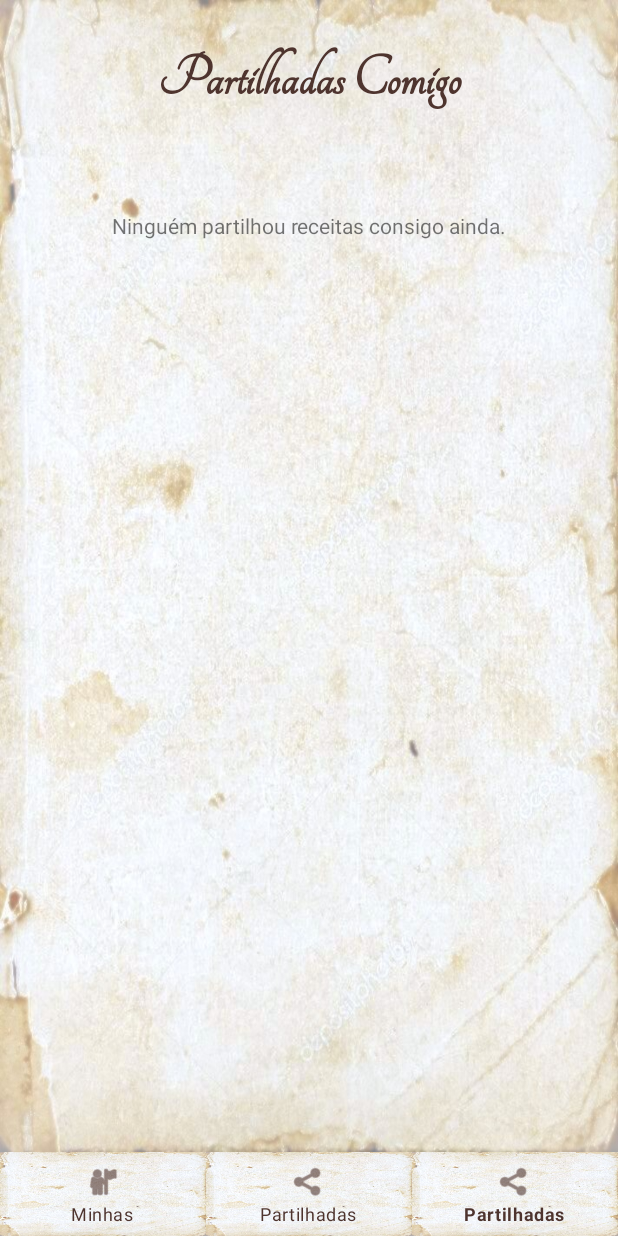
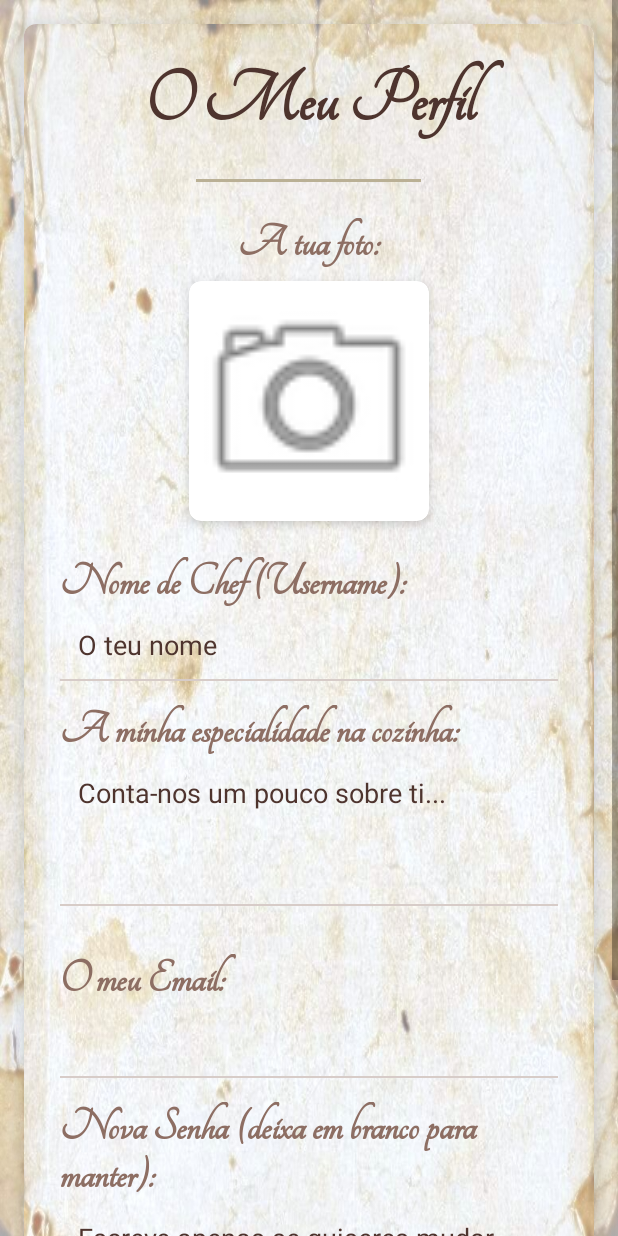
Before and after one commit to Vvatina/Receitas, an Android app: the screen it shows after launch once a user with an empty profile is signed in (MainActivity before the commit, ProfileActivity after it), item 3 of the bottom bar chosen, on a phone screen of 412 x 824 dp. Run offline under Robolectric (Android 15) with nearby library versions, the light colour scheme and no system bars; our stand-ins replace Firebase (no records; nobody signed in at launch, a user with empty details on screens opened directly).

Commit message:
criação da pagina perfil que permite visualizar e editar dados do utilizador. Também atualizei o layout do popup de partilhamento

```diff
--- a/app/build.gradle
+++ b/app/build.gradle
@@ -35,6 +35,7 @@ dependencies {
 
     implementation libs.appcompat
     implementation libs.material
+    implementation libs.firebase.storage
     testImplementation libs.junit
     androidTestImplementation libs.ext.junit
     androidTestImplementation libs.espresso.core
@@ -53,7 +54,7 @@ dependencies {
     implementation 'com.google.firebase:firebase-analytics'
     implementation 'com.google.firebase:firebase-auth'      // Login
     implementation 'com.google.firebase:firebase-firestore' // Base de dados
-
+    implementation("com.github.bumptech.glide:glide:4.16.0")
 
 
 }
--- a/app/src/main/AndroidManifest.xml
+++ b/app/src/main/AndroidManifest.xml
@@ -36,6 +36,9 @@
         <activity
             android:name=".RegisterActivity"
             android:exported="false" />
+
+        <activity android:name=".ProfileActivity"
+            android:exported="false" />
     </application>
     <uses-permission android:name="android.permission.WRITE_EXTERNAL_STORAGE"
         android:maxSdkVersion="28"/>
--- a/app/src/main/java/com/example/receitas/MainActivity.java
+++ b/app/src/main/java/com/example/receitas/MainActivity.java
@@ -14,9 +14,10 @@ public class MainActivity extends AppCompatActivity {
     @Override
     protected void onCreate(Bundle savedInstanceState) {
         super.onCreate(savedInstanceState);
-        setContentView(R.layout.activity_main); // Layout com BottomNav
-
-        if (getSupportActionBar() != null) getSupportActionBar().hide();
+        setContentView(R.layout.activity_main);
+        if (getSupportActionBar() != null) {
+            getSupportActionBar().hide();
+        }
 
         // Verifica login
         if (FirebaseAuth.getInstance().getCurrentUser() == null) {
@@ -27,15 +28,20 @@ public class MainActivity extends AppCompatActivity {
 
         BottomNavigationView bottomNav = findViewById(R.id.bottom_navigation);
 
-        // Listener do Menu
         bottomNav.setOnItemSelectedListener(item -> {
-            Fragment selectedFragment = null;
+            int itemId = item.getItemId();
+            Fragment selectedFragment = null; // Garantimos que começa vazio
 
-            int itemId = item.getItemId();
             if (itemId == R.id.nav_home) {
                 selectedFragment = new HomeFragment();
             } else if (itemId == R.id.nav_shared) {
                 selectedFragment = new SharedFragment();
+            } else if (itemId == R.id.nav_profile) {
+                Intent intent = new Intent(MainActivity.this, ProfileActivity.class);
+                startActivity(intent);
+
+
+                return false;
             }
 
             if (selectedFragment != null) {
@@ -43,10 +49,10 @@ public class MainActivity extends AppCompatActivity {
                         .replace(R.id.fragment_container, selectedFragment)
                         .commit();
             }
+
             return true;
         });
 
-        // Carrega o HomeFragment por padrão na primeira vez
         if (savedInstanceState == null) {
             getSupportFragmentManager().beginTransaction()
                     .replace(R.id.fragment_container, new HomeFragment())
--- /dev/null
+++ b/app/src/main/java/com/example/receitas/ProfileActivity.java
@@ -0,0 +1,186 @@
+package com.example.receitas;
+
+import android.content.Intent;
+import android.graphics.Bitmap;
+import android.graphics.BitmapFactory;
+import android.net.Uri;
+import android.os.Bundle;
+import android.util.Base64;
+import android.widget.Button;
+import android.widget.EditText;
+import android.widget.ImageView;
+import android.widget.Toast;
+
+import androidx.activity.result.ActivityResultLauncher;
+import androidx.activity.result.contract.ActivityResultContracts;
+import androidx.appcompat.app.AppCompatActivity;
+
+import com.google.firebase.auth.FirebaseAuth;
+import com.google.firebase.auth.FirebaseUser;
+import com.google.firebase.firestore.FirebaseFirestore;
+
+import java.io.ByteArrayOutputStream;
+import java.io.InputStream;
+import java.util.HashMap;
+import java.util.Map;
+
+public class ProfileActivity extends AppCompatActivity {
+
+    private EditText editUsername, editBio, editEmail, editPassword;
+    private ImageView imgProfile;
+    private Button btnGuardar;
+
+    private FirebaseAuth mAuth;
+    private FirebaseFirestore db;
+    private String currentUserId;
+
+    private Uri imagemSelecionadaUri = null;
+    private String imagemBase64Atual = "";
+
+    private final ActivityResultLauncher<Intent> escolherImagemLauncher = registerForActivityResult(
+            new ActivityResultContracts.StartActivityForResult(),
+            result -> {
+                if (result.getResultCode() == RESULT_OK && result.getData() != null) {
+                    imagemSelecionadaUri = result.getData().getData();
+                    if (imagemSelecionadaUri != null) {
+                        // ALTERAÇÃO 1: Carregar a imagem diretamente no ImageView (Quadrada)
+                        imgProfile.setImageURI(imagemSelecionadaUri);
+                        imgProfile.setPadding(0, 0, 0, 0);
+                        imgProfile.setColorFilter(null);
+                    }
+                }
+            });
+
+    @Override
+    protected void onCreate(Bundle savedInstanceState) {
+        super.onCreate(savedInstanceState);
+        setContentView(R.layout.activity_profile);
+
+        if (getSupportActionBar() != null) getSupportActionBar().hide();
+
+        mAuth = FirebaseAuth.getInstance();
+        db = FirebaseFirestore.getInstance();
+
+        editUsername = findViewById(R.id.editUsername);
+        editBio = findViewById(R.id.editBio);
+        editEmail = findViewById(R.id.editEmail);
+        editPassword = findViewById(R.id.editPassword);
+        imgProfile = findViewById(R.id.imgProfile);
+        btnGuardar = findViewById(R.id.btnSaveProfile);
+
+        FirebaseUser currentUser = mAuth.getCurrentUser();
+        if (currentUser != null) {
+            currentUserId = currentUser.getUid();
+            carregarDadosDoUtilizador(currentUser);
+        } else {
+            Toast.makeText(this, "Erro de sessão.", Toast.LENGTH_SHORT).show();
+            finish();
+            return;
+        }
+
+        imgProfile.setOnClickListener(v -> {
+            Intent intent = new Intent(Intent.ACTION_GET_CONTENT);
+            intent.setType("image/*");
+            escolherImagemLauncher.launch(intent);
+        });
+
+        btnGuardar.setOnClickListener(v -> guardarDados(currentUser));
+    }
+
+    private void carregarDadosDoUtilizador(FirebaseUser user) {
+        editEmail.setText(user.getEmail());
+
+        db.collection("users").document(currentUserId).get()
+                .addOnSuccessListener(documentSnapshot -> {
+                    if (documentSnapshot.exists()) {
+                        String nome = documentSnapshot.getString("username");
+                        String bio = documentSnapshot.getString("bio");
+                        imagemBase64Atual = documentSnapshot.getString("profileImageBase64");
+
+                        if (nome != null) editUsername.setText(nome);
+                        if (bio != null) editBio.setText(bio);
+
+                        if (imagemBase64Atual != null && !imagemBase64Atual.isEmpty()) {
+                            try {
+                                String textoLimpo = imagemBase64Atual.replaceAll("\\s+", "");
+                                byte[] imageByteArray = Base64.decode(textoLimpo, Base64.DEFAULT);
+                                Bitmap bitmap = BitmapFactory.decodeByteArray(imageByteArray, 0, imageByteArray.length);
+
+                                if (bitmap != null) {
+                                    // Garantir que corre na thread principal e limpar filtros antigos
+                                    runOnUiThread(() -> {
+                                        imgProfile.setPadding(0, 0, 0, 0);
+                                        imgProfile.setColorFilter(null);
+                                        imgProfile.setImageBitmap(bitmap);
+
+                                        // Log para debug (podes ver no Logcat se isto aparece)
+                                        System.out.println("Imagem carregada com sucesso!");
+                                    });
+                                } else {
+                                    System.out.println("Erro: Bitmap veio nulo");
+                                }
+                            } catch (Exception e) {
+                                e.printStackTrace();
+                            }
+                        }
+                    }
+                });
+    }
+
+    private void guardarDados(FirebaseUser user) {
+        String novoUsername = editUsername.getText().toString().trim();
+        String novaBio = editBio.getText().toString().trim();
+
+        if (novoUsername.isEmpty()) {
+            Toast.makeText(this, "O Nome é obrigatório!", Toast.LENGTH_SHORT).show();
+            return;
+        }
+
+        btnGuardar.setEnabled(false);
+        btnGuardar.setText("A Guardar...");
+
+        String textoDaFotoParaGuardar = imagemBase64Atual;
+
+        if (imagemSelecionadaUri != null) {
+            String fotoConvertida = converterImagemParaTexto(imagemSelecionadaUri);
+            if (fotoConvertida != null) {
+                textoDaFotoParaGuardar = fotoConvertida;
+            }
+        }
+
+        Map<String, Object> dadosAtualizados = new HashMap<>();
+        dadosAtualizados.put("username", novoUsername);
+        dadosAtualizados.put("bio", novaBio);
+        dadosAtualizados.put("profileImageBase64", textoDaFotoParaGuardar);
+
+        db.collection("users").document(currentUserId)
+                .update(dadosAtualizados)
+                .addOnSuccessListener(aVoid -> {
+                    Toast.makeText(this, "Perfil guardado!", Toast.LENGTH_SHORT).show();
+                    finish();
+                })
+                .addOnFailureListener(e -> {
+                    btnGuardar.setEnabled(true);
+                    btnGuardar.setText("Guardar Alterações");
+                    Toast.makeText(this, "Erro: " + e.getMessage(), Toast.LENGTH_LONG).show();
+                });
+    }
+
+    private String converterImagemParaTexto(Uri uri) {
+        try {
+            InputStream imageStream = getContentResolver().openInputStream(uri);
+            Bitmap bitmap = BitmapFactory.decodeStream(imageStream);
+
+            // Mantemos o redimensionamento para não sobrecarregar a base de dados
+            Bitmap bitmapRedimensionado = Bitmap.createScaledBitmap(bitmap, 400, 400, true);
+
+            ByteArrayOutputStream baos = new ByteArrayOutputStream();
+            bitmapRedimensionado.compress(Bitmap.CompressFormat.JPEG, 90, baos);
+            byte[] imageBytes = baos.toByteArray();
+
+            return Base64.encodeToString(imageBytes, Base64.NO_WRAP);
+        } catch (Exception e) {
+            return null;
+        }
+    }
+}
--- /dev/null
+++ b/app/src/main/res/layout/activity_profile.xml
@@ -0,0 +1,171 @@
+<?xml version="1.0" encoding="utf-8"?>
+<ScrollView xmlns:android="http://schemas.android.com/apk/res/android"
+    xmlns:app="http://schemas.android.com/apk/res-auto"
+    android:layout_width="match_parent"
+    android:layout_height="match_parent"
+    android:background="@drawable/papel_fundo"
+    android:fillViewport="true">
+
+    <androidx.cardview.widget.CardView
+        android:layout_width="match_parent"
+        android:layout_height="wrap_content"
+        android:layout_margin="16dp"
+        app:cardCornerRadius="8dp"
+        app:cardElevation="8dp">
+
+        <LinearLayout
+            android:layout_width="match_parent"
+            android:layout_height="wrap_content"
+            android:orientation="vertical"
+            android:background="@drawable/papel_fundo"
+            android:padding="24dp">
+
+            <TextView
+                android:layout_width="match_parent"
+                android:layout_height="wrap_content"
+                android:text="O Meu Perfil"
+                android:textSize="52sp"
+                android:textStyle="bold"
+                android:fontFamily="@font/tangerine_regular"
+                android:textColor="#4E342E"
+                android:gravity="center"
+                android:layout_marginBottom="24dp" />
+
+            <View
+                android:layout_width="150dp"
+                android:layout_height="2dp"
+                android:layout_gravity="center_horizontal"
+                android:background="#BAB095"
+                android:layout_marginBottom="24dp"/>
+
+            <TextView
+                android:layout_width="match_parent"
+                android:layout_height="wrap_content"
+                android:text="A tua foto:"
+                android:fontFamily="@font/tangerine_regular"
+                android:textSize="32sp"
+                android:textStyle="bold"
+                android:textColor="#8D6E63"
+                android:gravity="center" />
+
+            <androidx.cardview.widget.CardView
+                android:layout_width="160dp"
+                android:layout_height="160dp"
+                android:layout_gravity="center"
+                android:layout_marginTop="8dp"
+                android:layout_marginBottom="24dp"
+                app:cardCornerRadius="8dp"  app:cardElevation="4dp"
+                app:cardBackgroundColor="#FFFFFF">
+
+                <ImageView
+                    android:id="@+id/imgProfile"
+                    android:layout_width="match_parent"
+                    android:layout_height="match_parent"
+                    android:scaleType="centerCrop"
+                    android:adjustViewBounds="true" android:padding="0dp"
+                    android:src="@android:drawable/ic_menu_camera" />
+            </androidx.cardview.widget.CardView>
+            <TextView
+                android:layout_width="match_parent"
+                android:layout_height="wrap_content"
+                android:text="Nome de Chef (Username):"
+                android:fontFamily="@font/tangerine_regular"
+                android:textSize="32sp"
+                android:textStyle="bold"
+                android:textColor="#8D6E63" />
+
+            <EditText
+                android:id="@+id/editUsername"
+                android:layout_width="match_parent"
+                android:layout_height="wrap_content"
+                android:hint="O teu nome"
+                android:textColor="@color/ink_color"
+                android:textColorHint="@color/ink_color"
+                android:inputType="textPersonName"
+                android:padding="12dp"
+                android:background="@drawable/bg_input_line"
+                android:elevation="2dp"
+                android:layout_marginBottom="16dp"/>
+
+            <TextView
+                android:layout_width="match_parent"
+                android:layout_height="wrap_content"
+                android:text="A minha especialidade na cozinha:"
+                android:fontFamily="@font/tangerine_regular"
+                android:textSize="32sp"
+                android:textStyle="bold"
+                android:textColor="#8D6E63" />
+
+            <EditText
+                android:id="@+id/editBio"
+                android:layout_width="match_parent"
+                android:layout_height="100dp"
+                android:hint="Conta-nos um pouco sobre ti..."
+                android:textColor="@color/ink_color"
+                android:textColorHint="@color/ink_color"
+                android:inputType="textMultiLine"
+                android:gravity="top|start"
+                android:padding="12dp"
+                android:background="@drawable/bg_input_line"
+                android:elevation="2dp"
+                android:layout_marginBottom="32dp"/>
+            <TextView
+                android:layout_width="match_parent"
+                android:layout_height="wrap_content"
+                android:text="O meu Email:"
+                android:fontFamily="@font/tangerine_regular"
+                android:textSize="32sp"
+                android:textStyle="bold"
+                android:textColor="#8D6E63" />
+
+            <EditText
+                android:id="@+id/editEmail"
+                android:layout_width="match_parent"
+                android:layout_height="wrap_content"
+                android:inputType="textEmailAddress"
+                android:padding="12dp"
+                android:background="@drawable/bg_input_line"
+                android:elevation="2dp"
+                android:textColor="@color/ink_color"
+                android:textColorHint="@color/ink_color"
+                android:layout_marginBottom="16dp"/>
+
+            <TextView
+                android:layout_width="match_parent"
+                android:layout_height="wrap_content"
+                android:text="Nova Senha (deixa em branco para manter):"
+                android:fontFamily="@font/tangerine_regular"
+                android:textSize="32sp"
+                android:textStyle="bold"
+                android:textColor="#8D6E63"/>
+
+            <EditText
+                android:id="@+id/editPassword"
+                android:layout_width="match_parent"
+                android:layout_height="wrap_content"
+                android:hint="Escreve apenas se quiseres mudar"
+                android:textColor="@color/ink_color"
+                android:textColorHint="@color/ink_color"
+                android:inputType="textPassword"
+                android:padding="12dp"
+                android:background="@drawable/bg_input_line"
+                android:elevation="2dp"
+                android:layout_marginBottom="32dp"/>
+
+            <Button
+                android:id="@+id/btnSaveProfile"
+                android:layout_width="match_parent"
+                android:layout_height="wrap_content"
+                android:text="Guardar Alterações"
+                android:fontFamily="@font/tangerine_regular"
+                android:background="@drawable/bg_vintage_button"
+                android:textSize="28sp"
+                android:textStyle="bold"
+                android:textAllCaps="false"
+                android:textColor="@android:color/white"
+                android:elevation="6dp"
+                android:layout_marginBottom="12dp" />
+
+        </LinearLayout>
+    </androidx.cardview.widget.CardView>
+</ScrollView>
--- a/app/src/main/res/menu/bottom_nav_menu.xml
+++ b/app/src/main/res/menu/bottom_nav_menu.xml
@@ -2,17 +2,18 @@
 <menu xmlns:android="http://schemas.android.com/apk/res/android">
     <item
         android:id="@+id/nav_home"
-        android:icon="@android:drawable/ic_menu_myplaces"
+        android:icon="@drawable/recipe"
         android:title="Minhas"
         />
 
     <item
         android:id="@+id/nav_shared"
-        android:icon="@android:drawable/ic_menu_share"
-        android:title="Partilhadas" />
-    <item
-        android:id="@+id/nav_sharedd"
-        android:icon="@android:drawable/ic_menu_share"
+        android:icon="@drawable/share"
         android:title="Partilhadas" />
 
+    <item
+        android:id="@+id/nav_profile"
+        android:icon="@drawable/user"
+        android:title="Perfil" />
+
 </menu>
--- a/app/src/main/res/values/themes.xml
+++ b/app/src/main/res/values/themes.xml
@@ -1,6 +1,6 @@
 <resources xmlns:tools="http://schemas.android.com/tools">
     <!-- Base application theme. -->
-    <style name="Theme.Receitas" parent="Theme.MaterialComponents.DayNight.DarkActionBar">
+    <style name="Theme.Receitas" parent="Theme.MaterialComponents.DayNight.NoActionBar">
         <!-- Primary brand color. -->
         <item name="colorPrimary">@color/purple_500</item>
         <item name="colorPrimaryVariant">@color/purple_700</item>
--- a/gradle/libs.versions.toml
+++ b/gradle/libs.versions.toml
@@ -5,6 +5,7 @@ junitVersion = "1.3.0"
 espressoCore = "3.7.0"
 appcompat = "1.7.1"
 material = "1.13.0"
+firebaseStorage = "22.0.1"
 
 [libraries]
 junit = { group = "junit", name = "junit", version.ref = "junit" }
@@ -12,6 +13,7 @@ ext-junit = { group = "androidx.test.ext", name = "junit", version.ref = "junitV
 espresso-core = { group = "androidx.test.espresso", name = "espresso-core", version.ref = "espressoCore" }
 appcompat = { group = "androidx.appcompat", name = "appcompat", version.ref = "appcompat" }
 material = { group = "com.google.android.material", name = "material", version.ref = "material" }
+firebase-storage = { group = "com.google.firebase", name = "firebase-storage", version.ref = "firebaseStorage" }
 
 [plugins]
 android-application = { id = "com.android.application", version.ref = "agp" }
```
Also changed, not shown: app/src/main/java/com/example/receitas/HomeFragment.java (+43 -13 lines), app/src/main/java/com/example/receitas/RegisterActivity.java (+9 -15 lines), app/src/main/res/drawable/recipe.png (added), app/src/main/res/drawable/share.png (added), app/src/main/res/drawable/user.png (added).
